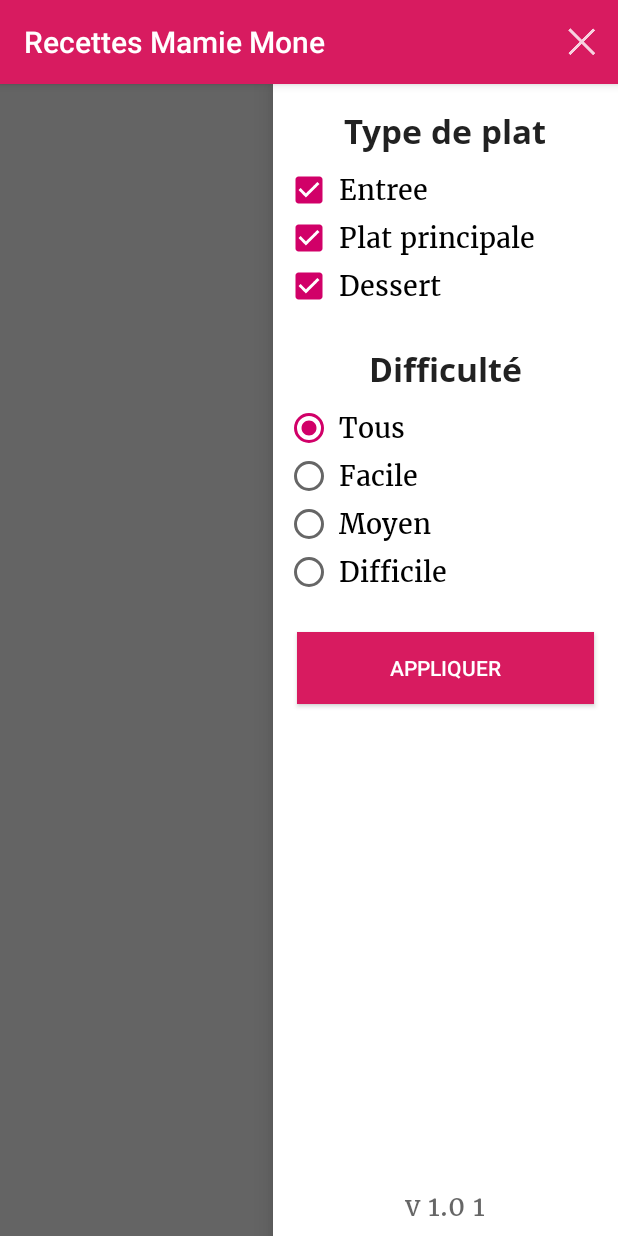
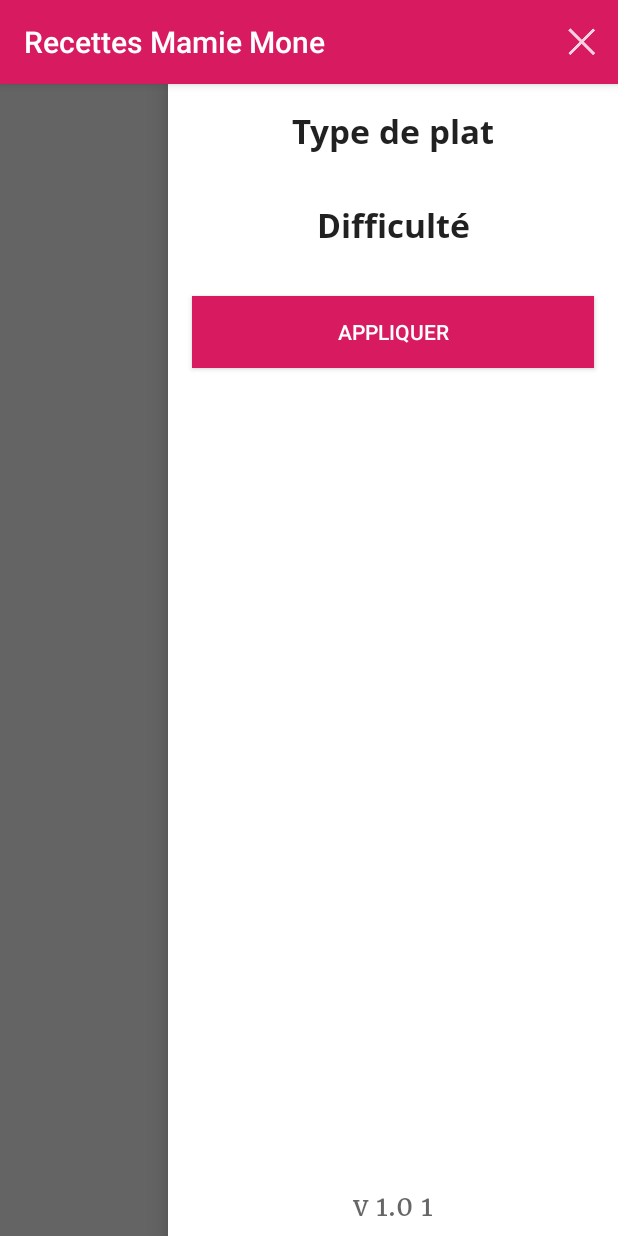
Before and after one commit to thomalexandre/RecettesMamieMone, an Android app: the screen it shows after launch (RecipeListActivity), after a tap on an icon or button, on a phone screen of 412 x 824 dp. Run offline under Robolectric (Android 15) with nearby library versions, the phone set to English and light mode, and no system bars; our stand-ins replace Firebase (no records; nobody signed in at launch, a user with empty details on screens opened directly); libraries missing offline, so code that uses them is left out: com.firebase.ui.

Commit message:
Changed the recipe filter

```diff
--- a/Android/app/src/main/java/com/github/maksadavid/recettesmamiemone/activity/RecipeListActivity.java
+++ b/Android/app/src/main/java/com/github/maksadavid/recettesmamiemone/activity/RecipeListActivity.java
@@ -14,9 +14,11 @@ import android.support.v7.widget.Toolbar;
 import android.view.LayoutInflater;
 import android.view.View;
 import android.view.ViewGroup;
+import android.widget.FrameLayout;
 import android.widget.ImageView;
 
 import com.github.maksadavid.recettesmamiemone.R;
+import com.github.maksadavid.recettesmamiemone.fragment.RecipeFilterFragment;
 import com.github.maksadavid.recettesmamiemone.model.Recipe;
 import com.github.maksadavid.recettesmamiemone.model.RecipeFilter;
 import com.github.maksadavid.recettesmamiemone.service.ServiceHolder;
@@ -38,17 +40,21 @@ import java.util.ArrayList;
  */
 public class RecipeListActivity extends AppCompatActivity implements RecipeFiltering {
 
-    private static final Boolean showsOnlyLiveRecipes = false;
+    private static final Boolean showsOnlyLiveRecipes = true;
 
     private RecyclerView recyclerView;
     private RecipeFilter recipeFilter;
     private DrawerLayout drawerLayout;
     private ImageView filterImageView;
+    private RecipeFilterFragment filterFragment;
 
     @Override
     public void setFilter(RecipeFilter filter) {
         this.recipeFilter = filter;
         updateRecipes();
+        if (drawerLayout.isDrawerOpen(GravityCompat.END)) {
+            drawerLayout.closeDrawer(GravityCompat.END);
+        }
     }
 
     @Override
@@ -68,12 +74,12 @@ public class RecipeListActivity extends AppCompatActivity implements RecipeFilte
 
             @Override
             public void onDrawerOpened(View drawerView) {
-                updateFilterImageSate();
+                updateFilterImageState();
             }
 
             @Override
             public void onDrawerClosed(View drawerView) {
-                updateFilterImageSate();
+                updateFilterImageState();
             }
 
             @Override
@@ -91,11 +97,17 @@ public class RecipeListActivity extends AppCompatActivity implements RecipeFilte
                 else {
                     drawerLayout.openDrawer(GravityCompat.END);
                 }
-                updateFilterImageSate();
+                updateFilterImageState();
             }
         });
         recyclerView = (RecyclerView) findViewById(R.id.recipe_list);
         recyclerView.setLayoutManager(new GridLayoutManager(this, getResources().getInteger(R.integer.recipe_list_column_count)));
+
+        filterFragment = new RecipeFilterFragment();
+        getSupportFragmentManager()
+                .beginTransaction()
+                .add(R.id.right_drawer, filterFragment)
+                .commit();
         updateRecipes();
     }
 
@@ -112,7 +124,7 @@ public class RecipeListActivity extends AppCompatActivity implements RecipeFilte
             });
         }
 
-        updateFilterImageSate();
+        updateFilterImageState();
     }
 
     private void updateRecipes() {
@@ -126,6 +138,9 @@ public class RecipeListActivity extends AppCompatActivity implements RecipeFilte
                     result = RecipeFilter.filterRecipesForLive(result);
                 }
                 recyclerView.setAdapter(new SimpleItemRecyclerViewAdapter(result));
+                if (recipeFilter == null) {
+                    filterFragment.updateFilterOptions();
+                }
             }
         }, new Callback<Exception>() {
             @Override
@@ -135,7 +150,7 @@ public class RecipeListActivity extends AppCompatActivity implements RecipeFilte
         });
     }
 
-    private void updateFilterImageSate() {
+    private void updateFilterImageState() {
         if (drawerLayout.isDrawerOpen(GravityCompat.END)) {
             filterImageView.setImageDrawable(ContextCompat.getDrawable(RecipeListActivity.this, R.drawable.ic_menu_close));
         }
--- a/Android/app/src/main/java/com/github/maksadavid/recettesmamiemone/fragment/RecipeFilterFragment.java
+++ b/Android/app/src/main/java/com/github/maksadavid/recettesmamiemone/fragment/RecipeFilterFragment.java
@@ -6,9 +6,6 @@ import android.support.v4.app.Fragment;
 import android.view.LayoutInflater;
 import android.view.View;
 import android.view.ViewGroup;
-import android.widget.Button;
-import android.widget.CheckBox;
-import android.widget.RadioButton;
 import android.widget.TextView;
 
 import com.github.maksadavid.recettesmamiemone.BuildConfig;
@@ -18,6 +15,7 @@ import com.github.maksadavid.recettesmamiemone.model.RecipeFilter;
 import com.github.maksadavid.recettesmamiemone.model.RecipeHardness;
 import com.github.maksadavid.recettesmamiemone.model.RecipeType;
 import com.github.maksadavid.recettesmamiemone.util.Fonts;
+import com.github.maksadavid.recettesmamiemone.view.SegmentedControl;
 
 import java.util.ArrayList;
 
@@ -26,15 +24,8 @@ import java.util.ArrayList;
  */
 public class RecipeFilterFragment extends Fragment {
 
-    private CheckBox entryCheckbox;
-    private CheckBox mainDishCheckbox;
-    private CheckBox dessertCheckbox;
-
-    private RadioButton allButton;
-    private RadioButton easyButton;
-    private RadioButton intermediateButton;
-    private RadioButton hardButton;
-
+    private SegmentedControl typeSegmentedControl;
+    private SegmentedControl hardnessSegmentedControl;
     private RecipeFiltering recipeFiltering;
 
     public View onCreateView(LayoutInflater inflater, ViewGroup container,
@@ -44,28 +35,12 @@ public class RecipeFilterFragment extends Fragment {
         ((TextView)rootView.findViewById(R.id.type_title_text_view)).setTypeface(Fonts.OpenSansBold);
         ((TextView)rootView.findViewById(R.id.hardness_title_text_view)).setTypeface(Fonts.OpenSansBold);
 
+        typeSegmentedControl = (SegmentedControl) rootView.findViewById(R.id.type_segmented_control);
+        hardnessSegmentedControl = (SegmentedControl) rootView.findViewById(R.id.hardness_segmented_control);
+
         TextView versionTextView = (TextView) rootView.findViewById(R.id.version_text_view);
         versionTextView.setTypeface(Fonts.MerriweatherRegular);
         versionTextView.setText("v " + BuildConfig.VERSION_NAME + " " + BuildConfig.VERSION_CODE);
-
-        entryCheckbox = (CheckBox) rootView.findViewById(R.id.entry_checkbox);
-        entryCheckbox.setTypeface(Fonts.MerriweatherRegular);
-        entryCheckbox.setChecked(true);
-        mainDishCheckbox = (CheckBox) rootView.findViewById(R.id.main_dish_checkbox);
-        mainDishCheckbox.setTypeface(Fonts.MerriweatherRegular);
-        mainDishCheckbox.setChecked(true);
-        dessertCheckbox = (CheckBox) rootView.findViewById(R.id.dessert_checkbox);
-        dessertCheckbox.setTypeface(Fonts.MerriweatherRegular);
-        dessertCheckbox.setChecked(true);
-        allButton = (RadioButton) rootView.findViewById(R.id.all_button);
-        allButton.setTypeface(Fonts.MerriweatherRegular);
-        allButton.setChecked(true);
-        easyButton = (RadioButton) rootView.findViewById(R.id.easy_button);
-        easyButton.setTypeface(Fonts.MerriweatherRegular);
-        intermediateButton = (RadioButton) rootView.findViewById(R.id.intermediate_button);
-        intermediateButton.setTypeface(Fonts.MerriweatherRegular);
-        hardButton = (RadioButton) rootView.findViewById(R.id.difficult_button);
-        hardButton.setTypeface(Fonts.MerriweatherRegular);
 
         rootView.findViewById(R.id.appliquer_button).setOnClickListener(new View.OnClickListener() {
             @Override
@@ -89,37 +64,30 @@ public class RecipeFilterFragment extends Fragment {
         }
     }
 
+    public void updateFilterOptions() {
+        typeSegmentedControl.removeAllViews();
+        for (RecipeType type : RecipeType.getAllTypes()) {
+            typeSegmentedControl.addSegment(type.toString(), type.getDrawable(), type);
+        }
+
+        hardnessSegmentedControl.removeAllViews();
+        for (RecipeHardness hardness : RecipeHardness.getAllHardnesses()) {
+            hardnessSegmentedControl.addSegment(hardness.toString(), null, hardness);
+        }
+    }
+
     private void applyFilter() {
 
+        // Just cast the ArrayList type
         ArrayList<RecipeType> validTypes = new ArrayList<>();
-
-        if (entryCheckbox.isChecked()) {
-            validTypes.add(new RecipeType("type_10"));
+        for (Object tag : typeSegmentedControl.getActiveTags()) {
+            validTypes.add((RecipeType) tag);
         }
 
-        if (mainDishCheckbox.isChecked()) {
-            validTypes.add(new RecipeType("type_20"));
-        }
-
-        if (dessertCheckbox.isChecked()) {
-            validTypes.add(new RecipeType("type_30"));
-        }
-
+        // Just cast the ArrayList type
         ArrayList<RecipeHardness> validHardnesses = new ArrayList<>();
-
-        if (allButton.isChecked()) {
-            validHardnesses.add(new RecipeHardness("hardness_0"));
-            validHardnesses.add(new RecipeHardness("hardness_1"));
-            validHardnesses.add(new RecipeHardness("hardness_2"));
-        }
-        else if (easyButton.isChecked()) {
-            validHardnesses.add(new RecipeHardness("hardness_0"));
-        }
-        else if (intermediateButton.isChecked()) {
-            validHardnesses.add(new RecipeHardness("hardness_1"));
-        }
-        else if (hardButton.isChecked()) {
-            validHardnesses.add(new RecipeHardness("hardness_2"));
+        for (Object tag : hardnessSegmentedControl.getActiveTags()) {
+            validHardnesses.add((RecipeHardness) tag);
         }
 
         recipeFiltering.setFilter(new RecipeFilter(validTypes, validHardnesses));
--- a/Android/app/src/main/java/com/github/maksadavid/recettesmamiemone/model/RecipeFilter.java
+++ b/Android/app/src/main/java/com/github/maksadavid/recettesmamiemone/model/RecipeFilter.java
@@ -18,8 +18,12 @@ public class RecipeFilter {
     public ArrayList<Recipe> filterRecipes(ArrayList<Recipe> recipes) {
 
         ArrayList<Recipe> filteredRecipes = new ArrayList<>();
+
+        boolean showAllTypes = validTypes.isEmpty();
+        boolean showAllHardnesses = validHardnesses.isEmpty();
+
         for (Recipe recipe : recipes) {
-            if (validTypes.contains(recipe.getType()) && validHardnesses.contains(recipe.getHardness())){
+            if ((validTypes.contains(recipe.getType()) || showAllTypes) && (validHardnesses.contains(recipe.getHardness()) || showAllHardnesses)){
                 filteredRecipes.add(recipe);
             }
         }
--- a/Android/app/src/main/java/com/github/maksadavid/recettesmamiemone/model/RecipeHardness.java
+++ b/Android/app/src/main/java/com/github/maksadavid/recettesmamiemone/model/RecipeHardness.java
@@ -5,6 +5,7 @@ import android.media.audiofx.Equalizer;
 import com.google.firebase.database.DataSnapshot;
 
 import java.io.Serializable;
+import java.util.ArrayList;
 
 /**
  * Created by maksadavid on 2017. 03. 07..
@@ -18,9 +19,20 @@ public class RecipeHardness implements Serializable {
         RecipeHardness.dataSnapshot = dataSnapshot;
     }
 
+    public static ArrayList<RecipeHardness> getAllHardnesses() {
+        ArrayList<RecipeHardness> hardnesses = new ArrayList<>();
+        if (dataSnapshot != null) {
+            for (DataSnapshot child : dataSnapshot.getChildren()) {
+                hardnesses.add(new RecipeHardness(child.getKey()));
+            }
+        }
+        return hardnesses;
+    }
+
     public RecipeHardness(String text) {
         this.rawText = text;
     }
+
 
     @Override
     public String toString() {
--- a/Android/app/src/main/java/com/github/maksadavid/recettesmamiemone/model/RecipeType.java
+++ b/Android/app/src/main/java/com/github/maksadavid/recettesmamiemone/model/RecipeType.java
@@ -1,8 +1,15 @@
 package com.github.maksadavid.recettesmamiemone.model;
 
+import android.content.Context;
+import android.graphics.drawable.Drawable;
+import android.os.Build;
+
+import com.github.maksadavid.recettesmamiemone.R;
+import com.github.maksadavid.recettesmamiemone.application.RMMApplication;
 import com.google.firebase.database.DataSnapshot;
 
 import java.io.Serializable;
+import java.util.ArrayList;
 
 /**
  * Created by maksadavid on 2017. 03. 07..
@@ -15,13 +22,39 @@ public class RecipeType implements Serializable {
         RecipeType.dataSnapshot = dataSnapshot;
     }
 
-    public RecipeType(String text) {
+    public static ArrayList<RecipeType> getAllTypes() {
+        ArrayList<RecipeType> types = new ArrayList<>();
+        if (dataSnapshot != null) {
+            for (DataSnapshot child : dataSnapshot.getChildren()) {
+                types.add(new RecipeType(child.getKey()));
+            }
+        }
+        return types;
+    }
+
+    RecipeType(String text) {
         this.rawText = text;
     }
 
     @Override
     public String toString() {
         return (String) dataSnapshot.child(rawText).child("name").getValue();
+    }
+
+    public Drawable getDrawable() {
+        String drawableName = (String) dataSnapshot.child(rawText).child("image").getValue();
+        drawableName = drawableName.replace("-", "_");
+        Context context = RMMApplication.getAppContext();
+        int drawableResourceId = context.getResources().getIdentifier(drawableName, "drawable", context.getPackageName());
+        if (drawableResourceId == 0) {
+            drawableResourceId = R.drawable.placeholder;
+        }
+        if (Build.VERSION.SDK_INT >= Build.VERSION_CODES.LOLLIPOP) {
+            return context.getDrawable(drawableResourceId);
+        }
+        else {
+            return context.getResources().getDrawable(drawableResourceId);
+        }
     }
 
     @Override
--- a/Android/app/src/main/res/layout/activity_recipe_list.xml
+++ b/Android/app/src/main/res/layout/activity_recipe_list.xml
@@ -61,14 +61,6 @@
             android:layout_gravity="end"
             android:layout_height="match_parent"
             android:background="@android:color/white">
-
-
-            <fragment
-                android:layout_width="match_parent"
-                android:layout_height="match_parent"
-                class="com.github.maksadavid.recettesmamiemone.fragment.RecipeFilterFragment">
-            </fragment>
-
         </FrameLayout>
 
     </android.support.v4.widget.DrawerLayout>
--- a/Android/app/src/main/res/layout/fragment_recipe_filter.xml
+++ b/Android/app/src/main/res/layout/fragment_recipe_filter.xml
@@ -1,5 +1,6 @@
 <?xml version="1.0" encoding="utf-8"?>
 <LinearLayout xmlns:android="http://schemas.android.com/apk/res/android"
+    xmlns:app="http://schemas.android.com/apk/res-auto"
     android:orientation="vertical"
     android:layout_width="match_parent"
     android:layout_height="match_parent"
@@ -16,45 +17,13 @@
         android:text="@string/type_de_plat"
         android:layout_weight="0"/>
 
-    <LinearLayout
+    <com.github.maksadavid.recettesmamiemone.view.SegmentedControl
+        android:id="@+id/type_segmented_control"
         android:layout_width="match_parent"
         android:layout_height="wrap_content"
-        android:orientation="vertical"
+        android:orientation="horizontal"
         android:layout_margin="@dimen/medium_padding"
-        android:layout_weight="0">
-
-        <CheckBox
-            android:id="@+id/entry_checkbox"
-            android:layout_width="wrap_content"
-            android:layout_height="wrap_content"
-            android:background="@android:color/white"
-            android:text="@string/entree"
-            android:textAppearance="?android:textAppearanceMedium"
-            android:gravity="center"
-            android:padding="@dimen/small_padding"/>
-
-        <CheckBox
-            android:id="@+id/main_dish_checkbox"
-            android:layout_width="wrap_content"
-            android:layout_height="wrap_content"
-            android:background="@android:color/white"
-            android:text="@string/plat_principale"
-            android:textAppearance="?android:textAppearanceMedium"
-            android:gravity="center"
-            android:padding="@dimen/small_padding"/>
-
-        <CheckBox
-            android:id="@+id/dessert_checkbox"
-            android:layout_width="wrap_content"
-            android:layout_height="wrap_content"
-            android:background="@android:color/white"
-            android:text="@string/dessert"
-            android:textAppearance="?android:textAppearanceMedium"
-            android:gravity="center"
-            android:padding="@dimen/small_padding"/>
-
-    </LinearLayout>
-
+        app:singleSelection="false"/>
 
     <TextView
         android:id="@+id/hardness_title_text_view"
@@ -67,54 +36,13 @@
         android:text="@string/difficulte"
         android:layout_weight="0"/>
 
-    <RadioGroup
+    <com.github.maksadavid.recettesmamiemone.view.SegmentedControl
+        android:id="@+id/hardness_segmented_control"
         android:layout_width="match_parent"
         android:layout_height="wrap_content"
-        android:orientation="vertical"
+        android:orientation="horizontal"
         android:layout_margin="@dimen/medium_padding"
-        android:layout_weight="0">
-
-        <RadioButton
-            android:id="@+id/all_button"
-            android:layout_width="wrap_content"
-            android:layout_height="wrap_content"
-            android:background="@android:color/white"
-            android:text="@string/tous"
-            android:textAppearance="?android:textAppearanceMedium"
-            android:gravity="center"
-            android:padding="@dimen/small_padding"/>
-
-        <RadioButton
-            android:id="@+id/easy_button"
-            android:layout_width="wrap_content"
-            android:layout_height="wrap_content"
-            android:background="@android:color/white"
-            android:text="@string/facile"
-            android:textAppearance="?android:textAppearanceMedium"
-            android:gravity="center"
-            android:padding="@dimen/small_padding"/>
-
-        <RadioButton
-            android:id="@+id/intermediate_button"
-            android:layout_width="wrap_content"
-            android:layout_height="wrap_content"
-            android:background="@android:color/white"
-            android:text="@string/moyen"
-            android:textAppearance="?android:textAppearanceMedium"
-            android:gravity="center"
-            android:padding="@dimen/small_padding"/>
-
-        <RadioButton
-            android:id="@+id/difficult_button"
-            android:layout_width="wrap_content"
-            android:layout_height="wrap_content"
-            android:background="@android:color/white"
-            android:text="@string/difficile"
-            android:textAppearance="?android:textAppearanceMedium"
-            android:gravity="center"
-            android:padding="@dimen/small_padding"/>
-
-    </RadioGroup>
+        app:singleSelection="true"/>
 
     <Button
         android:id="@+id/appliquer_button"
--- /dev/null
+++ b/Android/app/src/main/res/values/attrs.xml
@@ -0,0 +1,6 @@
+<?xml version="1.0" encoding="utf-8"?>
+<resources>
+    <declare-styleable name="SegmentedControl">
+        <attr name="singleSelection" format="boolean" />
+    </declare-styleable>
+</resources>
--- a/Android/app/src/main/res/values/dimens.xml
+++ b/Android/app/src/main/res/values/dimens.xml
@@ -6,7 +6,7 @@
     <dimen name="recipe_list_text_background_height">50dp</dimen>
     <dimen name="recipe_list_card_margin">6dp</dimen>
     <dimen name="tab_bar_height">40dp</dimen>
-    <dimen name="drawer_width">230dp</dimen>
+    <dimen name="drawer_width">300dp</dimen>
     <dimen name="small_padding">4dp</dimen>
     <dimen name="medium_padding">8dp</dimen>
     <dimen name="large_padding">16dp</dimen>
--- a/Android/build.gradle
+++ b/Android/build.gradle
@@ -5,7 +5,7 @@ buildscript {
         jcenter()
     }
     dependencies {
-        classpath 'com.android.tools.build:gradle:2.1.0'
+        classpath 'com.android.tools.build:gradle:2.3.0'
         classpath 'com.google.gms:google-services:3.0.0'
     }
 }
```
Also changed, not shown: Android/app/src/main/java/com/github/maksadavid/recettesmamiemone/view/SegmentedControl.java (added, +137 -0 lines), Android/app/src/main/res/drawable/chicken.png (deleted), Android/app/src/main/res/drawable/filter_chicken.png (added), Android/app/src/main/res/drawable/filter_icecream.png (added), Android/app/src/main/res/drawable/filter_soup.png (added), Android/app/src/main/res/drawable/icecream.png (deleted), Android/app/src/main/res/drawable/soup.png (deleted), Android/gradle/wrapper/gradle-wrapper.properties.
